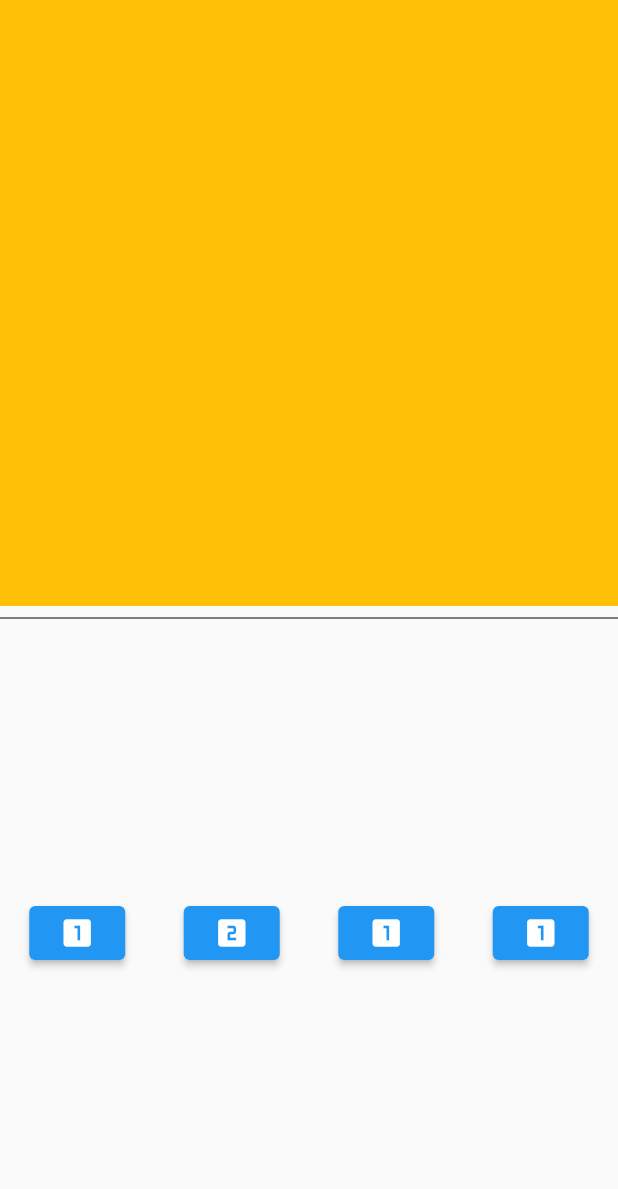
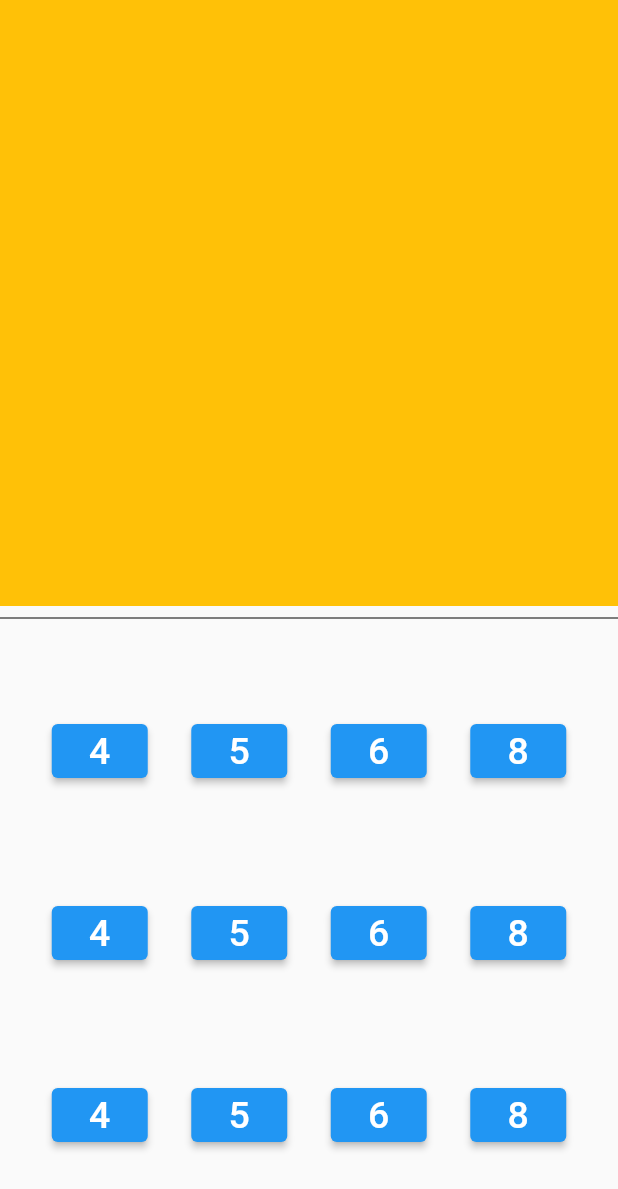
Before and after one commit to Shermukhammat/Flutter_Projects, a Flutter app: the screen it shows after launch, on a phone screen of 412 x 824 dp. Shown: the top 1189 px of the screen. Run offline on Flutter 3.47's test engine with Material 2 defaults, Android fonts, the phone set to English and light mode, and no system bars.

Commit message:
I added all buttons

```diff
--- a/calculator/lib/main.dart
+++ b/calculator/lib/main.dart
@@ -40,13 +40,39 @@ class _MyHome extends State<MyHome>
 
           const Divider(color: Colors.black),
 
-          Expanded(child: Container(child: Row(
-            mainAxisAlignment: MainAxisAlignment.spaceAround,
+          Expanded(child: Container(
+              margin: EdgeInsets.all(20.0),
+              child: Column(
             children: <Widget>[
-              ElevatedButton(onPressed: (){}, style : ButtonStyle(), child: Icon(Icons.looks_one)),
-              ElevatedButton(onPressed: (){}, child: Icon(Icons.looks_two)),
-              ElevatedButton(onPressed: (){}, child: Icon(Icons.looks_one)),
-              ElevatedButton(onPressed: (){}, child: Icon(Icons.looks_one)),
+              Expanded(child: Row(
+                mainAxisAlignment: MainAxisAlignment.spaceAround,
+                children: <Widget>[
+                  ElevatedButton( onPressed: (){}, child: Text("4", style: TextStyle(fontSize: 25))),
+                  ElevatedButton(onPressed: (){}, child: Text("5", style: TextStyle(fontSize: 25))),
+                  ElevatedButton(onPressed: (){}, child: Text("6", style: TextStyle(fontSize: 25))),
+                  ElevatedButton(onPressed: (){}, child: Text("8", style: TextStyle(fontSize: 25))),
+                ],
+              )),
+
+              Expanded(child: Row(
+                mainAxisAlignment: MainAxisAlignment.spaceAround,
+                children: <Widget>[
+                  ElevatedButton(onPressed: (){}, child: Text("4", style: TextStyle(fontSize: 25))),
+                  ElevatedButton(onPressed: (){}, child: Text("5", style: TextStyle(fontSize: 25))),
+                  ElevatedButton(onPressed: (){}, child: Text("6", style: TextStyle(fontSize: 25))),
+                  ElevatedButton(onPressed: (){}, child: Text("8", style: TextStyle(fontSize: 25))),
+                ],
+              )),
+
+              Expanded(child: Row(
+                mainAxisAlignment: MainAxisAlignment.spaceAround,
+                children: <Widget>[
+                  ElevatedButton(onPressed: (){}, child: Text("4", style: TextStyle(fontSize: 25))),
+                  ElevatedButton(onPressed: (){}, child: Text("5", style: TextStyle(fontSize: 25))),
+                  ElevatedButton(onPressed: (){}, child: Text("6", style: TextStyle(fontSize: 25))),
+                  ElevatedButton(onPressed: (){}, child: Text("8", style: TextStyle(fontSize: 25))),
+                ],
+              )),
             ],
           )))
         ],
```
